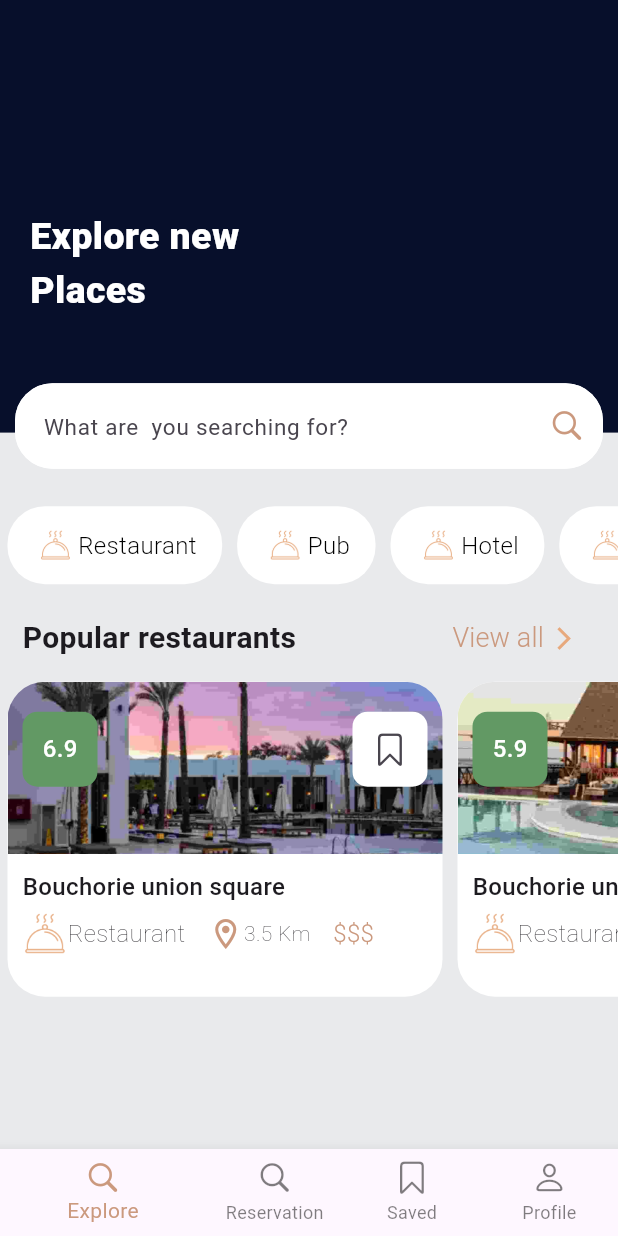
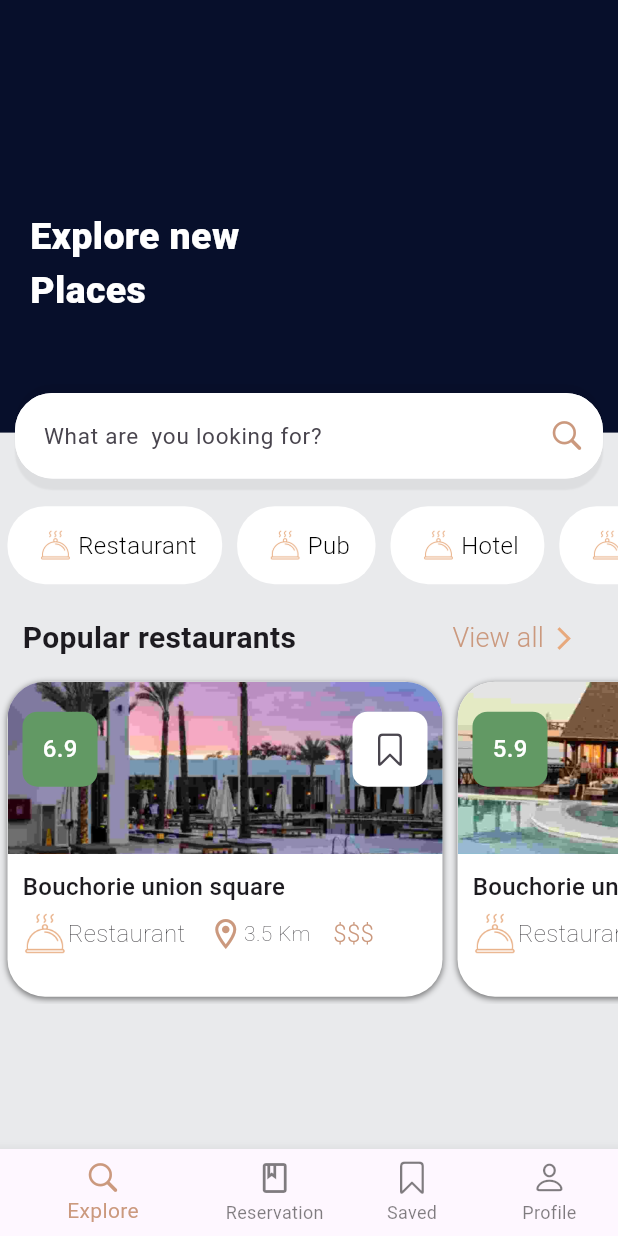
Before and after one commit to barakadewise/hotelsApp, a Flutter app: the screen it shows after launch, on a phone screen of 412 x 824 dp. Run offline on Flutter 3.47's test engine with Material 3 defaults, Android fonts, the phone set to English and light mode, and no system bars.

Commit message:
#added boxshadow

```diff
--- a/lib/main.dart
+++ b/lib/main.dart
@@ -1,5 +1,4 @@
 import 'package:flutter/material.dart';
-import 'package:myapp/src/Explore/screen/explore.dart';
 import 'package:myapp/src/Home/homepage.dart';
 
 void main() {
@@ -12,6 +11,7 @@ class MyApp extends StatelessWidget {
   @override
   Widget build(BuildContext context) {
     return MaterialApp(
+      debugShowCheckedModeBanner: false,
       theme: ThemeData(
         colorScheme: ColorScheme.fromSeed(seedColor: Colors.deepPurple),
         useMaterial3: true,
--- a/lib/src/Explore/components/popular_places_card.dart
+++ b/lib/src/Explore/components/popular_places_card.dart
@@ -12,9 +12,15 @@ class PopularPlacesCard extends StatelessWidget {
     return Container(
         width: 290,
         decoration: BoxDecoration(
-          color: Colors.white,
-          borderRadius: BorderRadius.circular(25),
-        ),
+            color: Colors.white,
+            borderRadius: BorderRadius.circular(25),
+            boxShadow: [
+              BoxShadow(
+                color: Colors.black.withOpacity(0.5),
+                blurRadius: 3, // Blur radius
+                offset: const Offset(0, 1), // Offset
+              ),
+            ]),
         child: Stack(
           children: [
             Column(
--- a/lib/src/Explore/screen/explore.dart
+++ b/lib/src/Explore/screen/explore.dart
@@ -71,23 +71,25 @@ class Explore extends StatelessWidget {
                           child: Padding(
                             padding: const EdgeInsets.symmetric(horizontal: 10),
                             child: Container(
-                              // decoration: BoxDecoration(boxShadow: [
-                              //   BoxShadow(
-                              //     color: Colors.black
-                              //         .withOpacity(0.2), // Shadow color
-                              //     spreadRadius: 0.1, // Spread radius
-                              //     blurRadius: 0.11, // Blur radius
-                              //     offset: const Offset(0, 1), // Offset
-                              //   ),
-                              // ]),
+                              decoration:  BoxDecoration(
+                                borderRadius: BorderRadius.circular(25),
+                                boxShadow: [
+                                BoxShadow(
+                                  color: Colors.black.withOpacity(0.05),
+                                  blurRadius: 0.1, // Blur radius
+                                  offset: const Offset(0, 1), // Offset
+                                ),
+
+                              ]),
                               width: double.infinity,
                               height: 70,
+                              child: Center(
                                 child: TextFormField(
                                   style: const TextStyle(fontSize: 18),
                                   decoration: InputDecoration(
                                     fillColor: Colors.white,
                                     filled: true,
-                                  hintText: 'What are  you searching for?',
+                                    hintText: 'What are  you looking for?',
                                     hintStyle: const TextStyle(fontSize: 15),
                                     contentPadding: const EdgeInsets.all(15),
                                     enabledBorder: OutlineInputBorder(
@@ -103,6 +105,7 @@ class Explore extends StatelessWidget {
                                     suffixIcon: const Icon(
                                       CupertinoIcons.search,
                                       color: Color(0xffCB997E),
+                                    ),
                                   ),
                                 ),
                               ),
--- a/lib/src/Home/homepage.dart
+++ b/lib/src/Home/homepage.dart
@@ -37,7 +37,6 @@ class _HomepageState extends State<Homepage> {
             setState(() {
               currentIndexPage = index;
             });
-            print(index);
           },
           showSelectedLabels: true,
           showUnselectedLabels: true,
@@ -52,7 +51,7 @@ class _HomepageState extends State<Homepage> {
             BottomNavigationBarItem(
                 icon: Icon(CupertinoIcons.search), label: 'Explore'),
             BottomNavigationBarItem(
-                icon: Icon(CupertinoIcons.search), label: 'Reservation'),
+                icon: Icon(Icons.book_outlined), label: 'Reservation'),
             BottomNavigationBarItem(
                 icon: Icon(CupertinoIcons.bookmark), label: 'Saved'),
             BottomNavigationBarItem(
```
Lines whose indentation alone changed are shown as unchanged.
